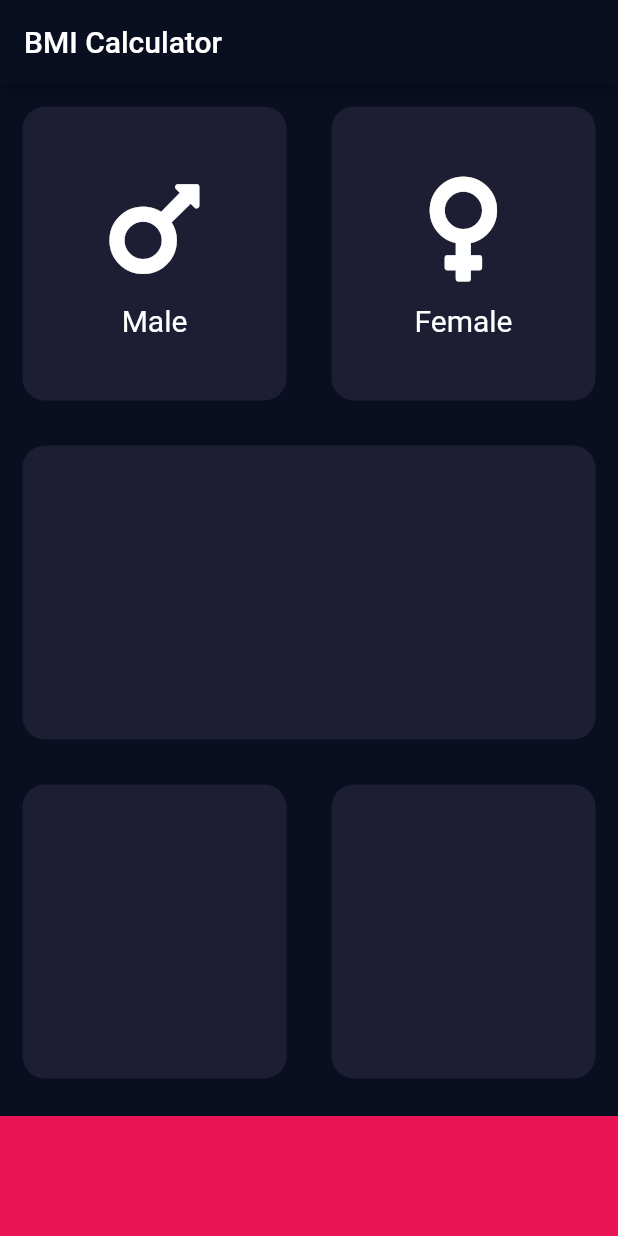
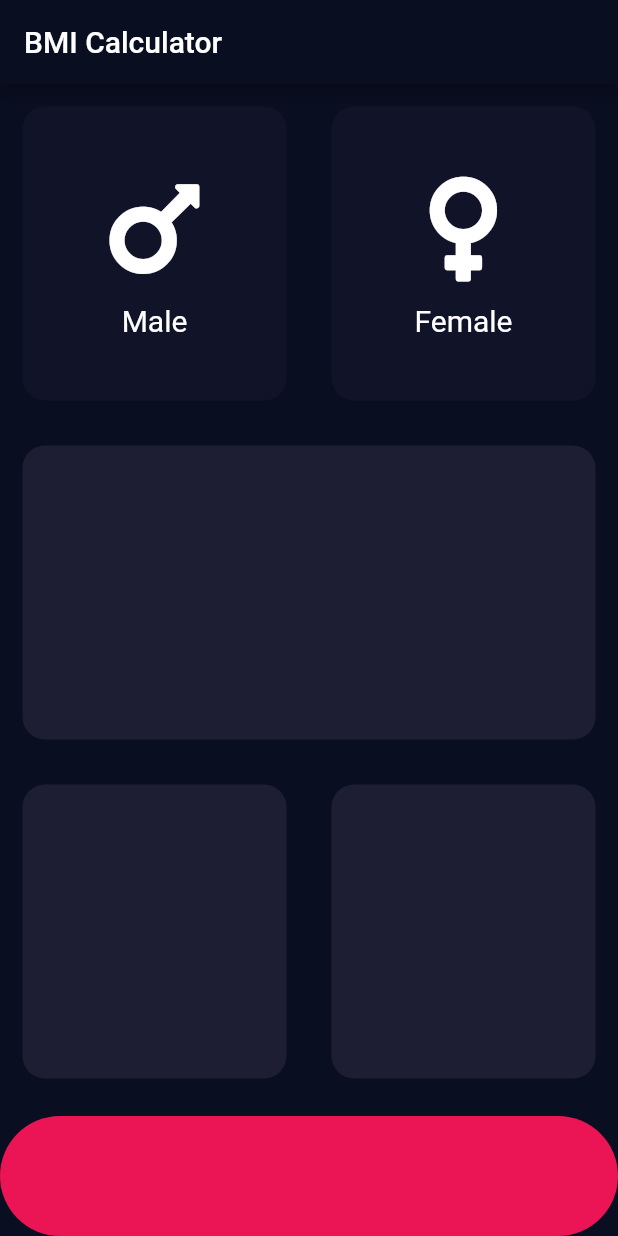
Before and after one commit to djcodes327/BMI-Calculator, a Flutter app: the screen it shows after launch, on a phone screen of 412 x 824 dp. Run offline on Flutter 3.47's test engine with Material 2 defaults, Android fonts, the phone set to English and light mode, and no system bars; our stand-ins replace font_awesome_flutter.

```diff
--- a/lib/input_page.dart
+++ b/lib/input_page.dart
@@ -5,8 +5,14 @@ import 'package:flutter/material.dart';
 import 'package:font_awesome_flutter/font_awesome_flutter.dart';
 
 const Color activeCardColor = Color(0xFF1D1E33);
+const Color inactiveCardColor = Color(0xFF111328);
 const Color containerColor = Color(0xFFEB1555);
 const double containerHeight = 80.0;
+
+enum GenderType {
+  male,
+  female,
+}
 
 class InputPage extends StatefulWidget {
   @override
@@ -14,6 +20,8 @@ class InputPage extends StatefulWidget {
 }
 
 class _InputPageState extends State<InputPage> {
+  GenderType selectedGender;
+
   @override
   Widget build(BuildContext context) {
     return Scaffold(
@@ -21,22 +29,42 @@ class _InputPageState extends State<InputPage> {
         title: Text('BMI Calculator'),
       ),
       body: Column(
-        children: [
+        children: <Widget>[
           Expanded(
             child: Row(
               children: [
-                ReusableCard(
-                  color: activeCardColor,
+                Expanded(
+                  child: ReusableCard(
+                    tap: () {
+                      setState(() {
+                        selectedGender = GenderType.male;
+                        print("Male");
+                      });
+                    },
+                    color: selectedGender == GenderType.male
+                        ? activeCardColor
+                        : inactiveCardColor,
                     reuseableChild: IconContent(
                       iconData: FontAwesomeIcons.mars,
                       iconText: 'Male',
                     ),
                   ),
-                ReusableCard(
-                  color: activeCardColor,
+                ),
+                Expanded(
+                  child: ReusableCard(
+                    tap: () {
+                      setState(() {
+                        selectedGender = GenderType.female;
+                        print("Female");
+                      });
+                    },
+                    color: selectedGender == GenderType.female
+                        ? activeCardColor
+                        : inactiveCardColor,
                     reuseableChild: IconContent(
                       iconData: FontAwesomeIcons.venus,
                       iconText: 'Female',
+                    ),
                   ),
                 ),
               ],
@@ -45,8 +73,10 @@ class _InputPageState extends State<InputPage> {
           Expanded(
             child: Row(
               children: [
-                ReusableCard(
+                Expanded(
+                  child: ReusableCard(
                     color: activeCardColor,
+                  ),
                 ),
               ],
             ),
@@ -54,19 +84,26 @@ class _InputPageState extends State<InputPage> {
           Expanded(
             child: Row(
               children: [
-                ReusableCard(
+                Expanded(
+                  child: ReusableCard(
                     color: activeCardColor,
                   ),
-                ReusableCard(
+                ),
+                Expanded(
+                  child: ReusableCard(
                     color: activeCardColor,
+                  ),
                 ),
               ],
             ),
           ),
           Container(
-            color: containerColor,
             height: containerHeight,
             margin: EdgeInsets.only(top: 10.0),
+            decoration: BoxDecoration(
+              color: containerColor,
+              borderRadius: BorderRadius.circular(50.0),
+            ),
           ),
         ],
       ),
--- a/lib/widgets/reuseable_card.dart
+++ b/lib/widgets/reuseable_card.dart
@@ -3,10 +3,11 @@ import 'package:flutter/material.dart';
 class ReusableCard extends StatelessWidget {
   final Color color;
   final Widget reuseableChild;
-  ReusableCard({@required this.color, this.reuseableChild});
+  final Function tap;
+  ReusableCard({@required this.color, this.reuseableChild, this.tap});
   @override
   Widget build(BuildContext context) {
-    return Expanded(
+    return GestureDetector(
       child: Container(
         child: reuseableChild,
         margin: EdgeInsets.all(15.0),
@@ -15,6 +16,7 @@ class ReusableCard extends StatelessWidget {
           borderRadius: BorderRadiusDirectional.circular(15.0),
         ),
       ),
+      onTap: tap,
     );
   }
 }
```
Lines whose indentation alone changed are shown as unchanged.
